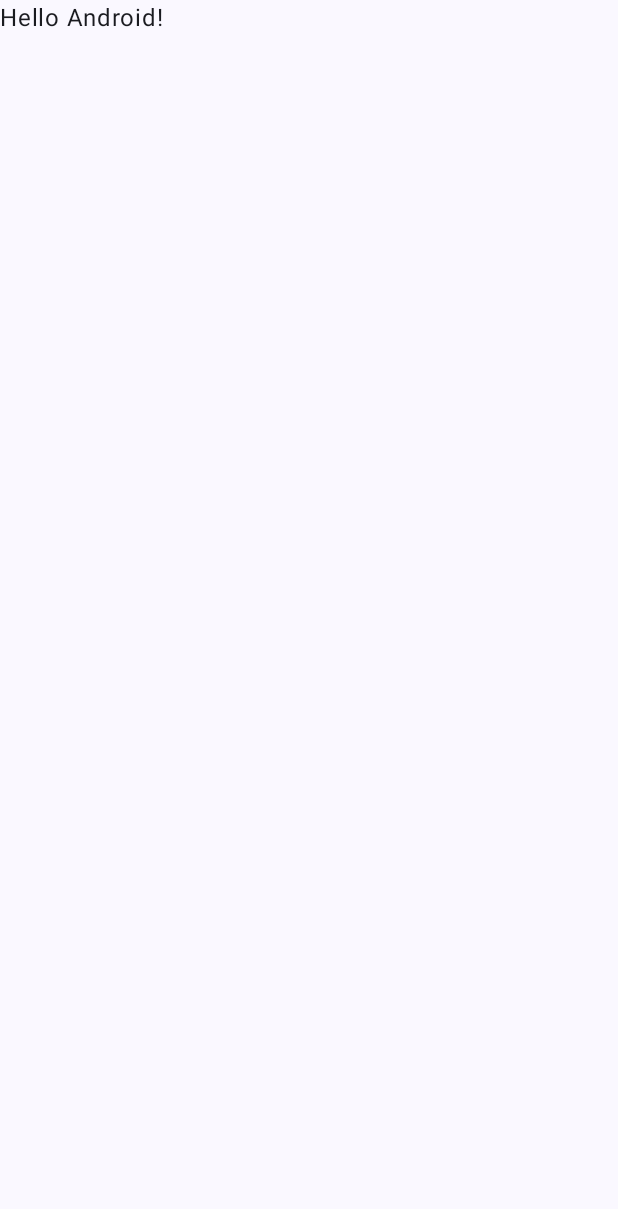
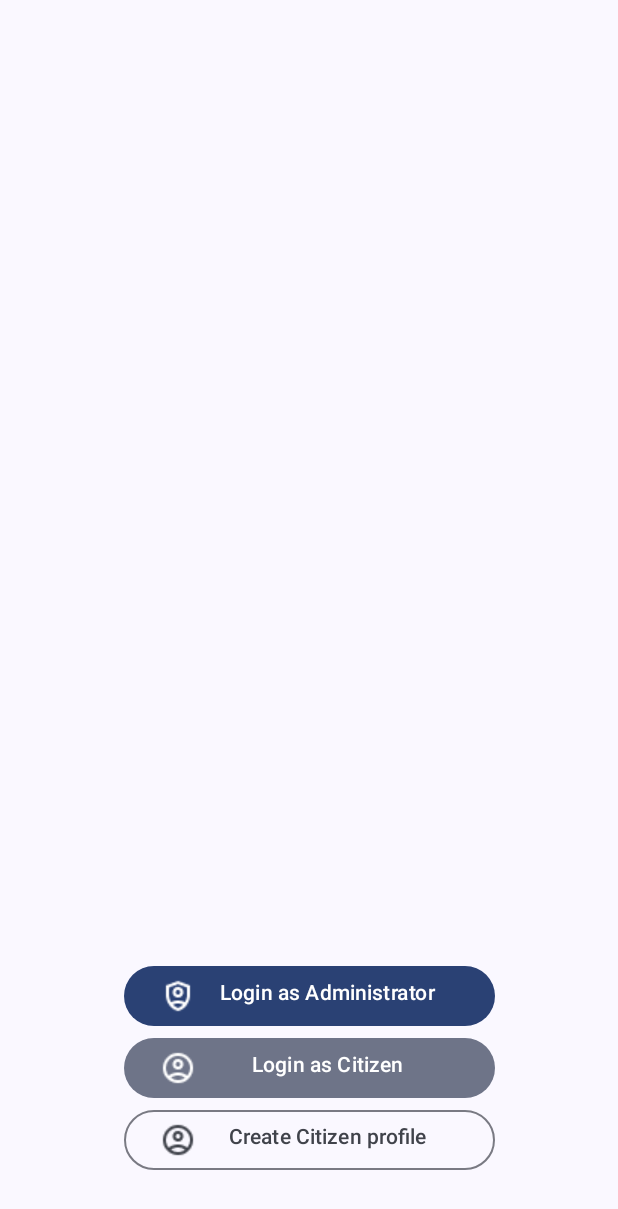
Before and after one commit to akash1047/rescue-bharat, an Android app built with Jetpack Compose: the screen it shows after launch (MainActivity), on a phone screen of 412 x 824 dp. Before the commit the part shown is almost empty. Shown: the top 1209 px of the screen. Run offline under Robolectric (Android 15) with nearby library versions, the phone set to English and light mode, and no system bars.

Commit message:
created user selection activity

```diff
--- a/app/src/main/java/github/akash1047/rescuebharat/MainActivity.kt
+++ b/app/src/main/java/github/akash1047/rescuebharat/MainActivity.kt
@@ -1,46 +1,18 @@
 package github.akash1047.rescuebharat
 
+import android.app.Activity
 import android.os.Bundle
 import androidx.activity.ComponentActivity
 import androidx.activity.compose.setContent
-import androidx.compose.foundation.layout.fillMaxSize
-import androidx.compose.material3.MaterialTheme
-import androidx.compose.material3.Surface
-import androidx.compose.material3.Text
-import androidx.compose.runtime.Composable
-import androidx.compose.ui.Modifier
-import androidx.compose.ui.tooling.preview.Preview
-import github.akash1047.rescuebharat.ui.theme.RescueBharatTheme
+import androidx.activity.enableEdgeToEdge
+
+lateinit var currentActivity: Activity
 
 class MainActivity : ComponentActivity() {
     override fun onCreate(savedInstanceState: Bundle?) {
         super.onCreate(savedInstanceState)
-        setContent {
-            RescueBharatTheme {
-                // A surface container using the 'background' color from the theme
-                Surface(
-                    modifier = Modifier.fillMaxSize(),
-                    color = MaterialTheme.colorScheme.background
-                ) {
-                    Greeting("Android")
-                }
-            }
-        }
+
+//        enableEdgeToEdge()
+        setContent { UserSelection() }
     }
 }
-
-@Composable
-fun Greeting(name: String, modifier: Modifier = Modifier) {
-    Text(
-        text = "Hello $name!",
-        modifier = modifier
-    )
-}
-
-@Preview(showBackground = true)
-@Composable
-fun GreetingPreview() {
-    RescueBharatTheme {
-        Greeting("Android")
-    }
-}
--- /dev/null
+++ b/app/src/main/java/github/akash1047/rescuebharat/UserSelection.kt
@@ -0,0 +1,95 @@
+package github.akash1047.rescuebharat
+
+import android.app.Activity
+import android.provider.CalendarContract.Instances
+import androidx.compose.foundation.layout.Arrangement
+import androidx.compose.foundation.layout.Column
+import androidx.compose.foundation.layout.Row
+import androidx.compose.foundation.layout.fillMaxSize
+import androidx.compose.foundation.layout.fillMaxWidth
+import androidx.compose.foundation.layout.padding
+import androidx.compose.foundation.layout.size
+import androidx.compose.material3.Button
+import androidx.compose.material3.FilledTonalButton
+import androidx.compose.material3.Icon
+import androidx.compose.material3.MaterialTheme
+import androidx.compose.material3.OutlinedButton
+import androidx.compose.material3.Surface
+import androidx.compose.material3.Text
+import androidx.compose.runtime.Composable
+import androidx.compose.ui.Alignment
+import androidx.compose.ui.Modifier
+import androidx.compose.ui.platform.LocalContext
+import androidx.compose.ui.res.painterResource
+import androidx.compose.ui.text.style.TextAlign
+import androidx.compose.ui.unit.dp
+import github.akash1047.rescuebharat.ui.theme.RescueBharatTheme
+
+@Composable
+fun UserSelection() {
+    currentActivity = LocalContext.current as Activity
+//    val current = LocalContext.current as Activity
+
+    RescueBharatTheme {
+        Surface(
+            modifier = Modifier.fillMaxSize(),
+            color = MaterialTheme.colorScheme.surface
+        ) {
+            // TODO: check the typography in buttons
+            Column(
+                modifier = Modifier.padding(bottom = 40.dp),
+                verticalArrangement = Arrangement.Bottom,
+                horizontalAlignment = Alignment.CenterHorizontally
+            ) {
+                Button(modifier = Modifier.fillMaxWidth(0.6f), onClick = { /*TODO*/ }) {
+                    Row {
+                        Icon(
+                            painter = painterResource(id = R.drawable.admin),
+                            contentDescription = "open admin page",
+                            modifier = Modifier.size(24.dp)
+                        )
+                        Text(
+                            text = "Login as Administrator",
+                            modifier = Modifier.weight(1.0f),
+                            textAlign = TextAlign.Center
+                        )
+                    }
+                }
+
+                FilledTonalButton(modifier = Modifier.fillMaxWidth(0.6f), onClick = {
+                    currentActivity.finish()
+                }) {
+                    Row {
+                        Icon(
+                            painter = painterResource(id = R.drawable.profile),
+                            contentDescription = "open citizen login page",
+                            modifier = Modifier.size(24.dp)
+                        )
+                        Text(
+                            text = "Login as Citizen",
+                            modifier = Modifier.weight(1.0f),
+                            textAlign = TextAlign.Center
+                        )
+                    }
+                }
+
+                OutlinedButton(modifier = Modifier.fillMaxWidth(0.6f), onClick = {
+//                    current.finish()
+                }) {
+                    Row {
+                        Icon(
+                            painter = painterResource(id = R.drawable.profile),
+                            contentDescription = "open citizen signup page",
+                            modifier = Modifier.size(24.dp)
+                        )
+                        Text(
+                            text = "Create Citizen profile",
+                            modifier = Modifier.weight(1.0f),
+                            textAlign = TextAlign.Center
+                        )
+                    }
+                }
+            }
+        }
+    }
+}
```
Also changed, not shown: app/src/main/res/drawable/admin.png (added), app/src/main/res/drawable/profile.png (added), 1 other file.
